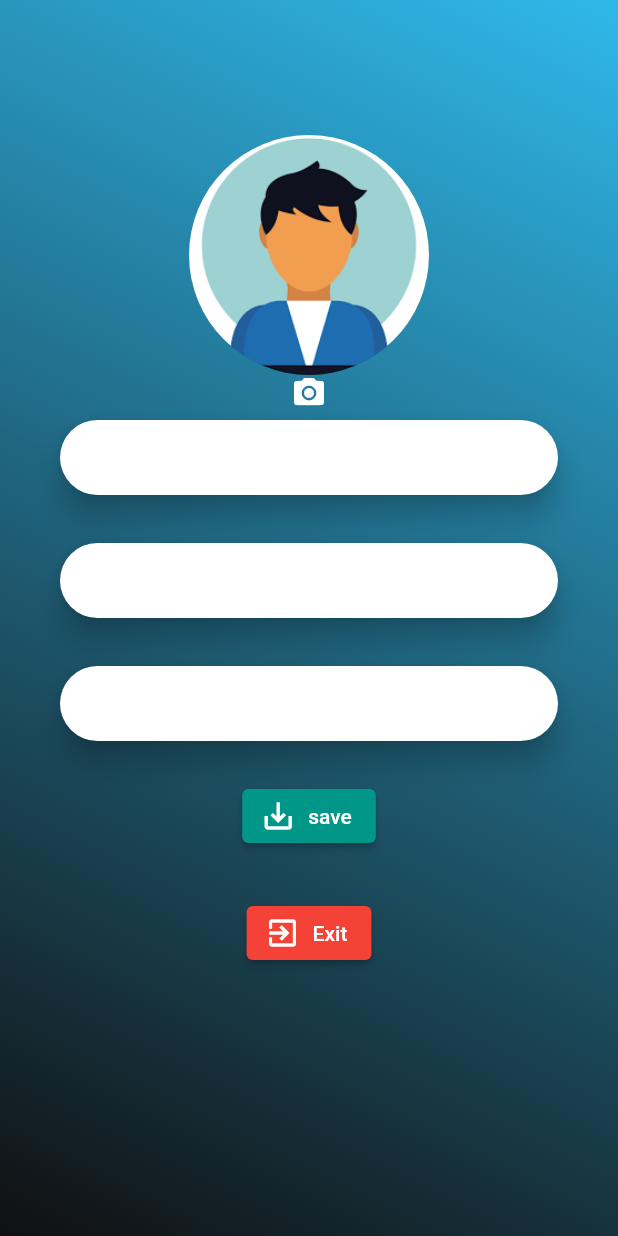
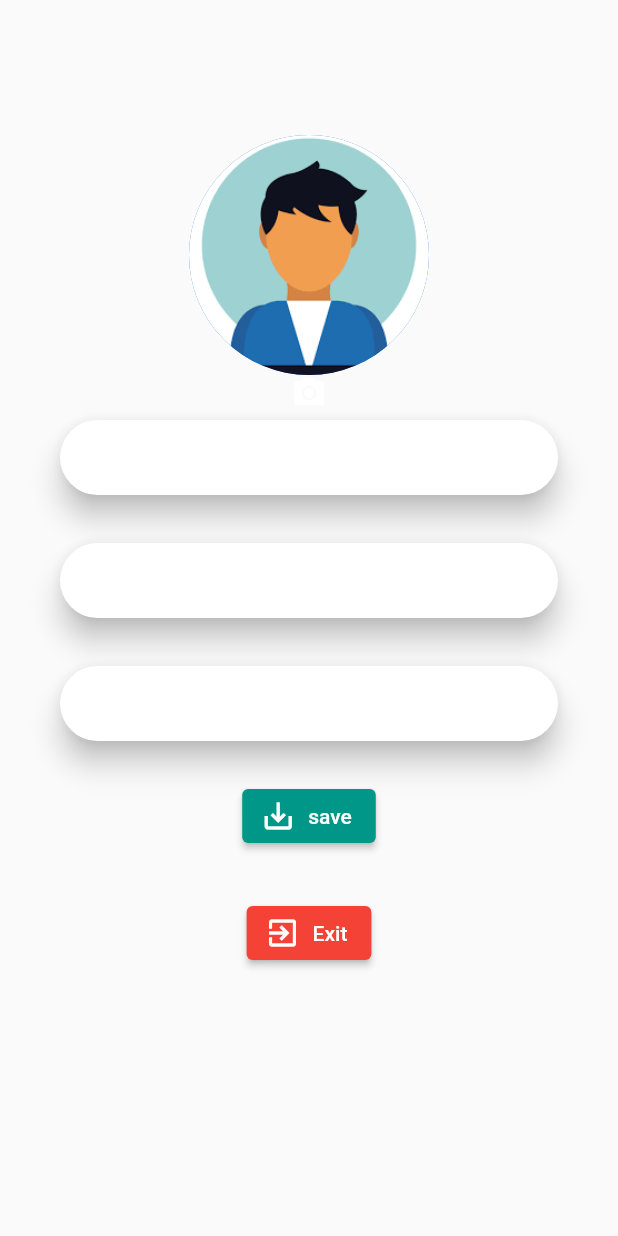
Before and after one commit to ayyubivh/student_database, a Flutter app: the ScreenDetails screen opened directly with empty values, after a tap on the "edit" icon, on a phone screen of 412 x 824 dp. Run offline on Flutter 3.47's test engine with Material 2 defaults, Android fonts, the phone set to English and light mode, and no system bars; our stand-ins replace hive, hive_flutter, image_picker; accounts and stored records are empty; Roboto replaces fonts that are missing (Montserrat); project files that could hold a hidden picture were left out.

Commit message:
ui changed

```diff
--- a/lib/main.dart
+++ b/lib/main.dart
@@ -20,7 +20,7 @@ class MyApp extends StatelessWidget {
   Widget build(BuildContext context) {
     return MaterialApp(
       debugShowCheckedModeBanner: false,
-      theme: ThemeData(primarySwatch: Colors.teal, fontFamily: 'Montserrat'),
+      theme: ThemeData(primarySwatch: Colors.blue, fontFamily: 'Montserrat'),
       home: const ScreenHome(),
     );
   }
--- a/lib/screen/home/widgets/edit.dart
+++ b/lib/screen/home/widgets/edit.dart
@@ -106,19 +106,7 @@ class _EditPage extends State<EditPage> {
   );
   @override
   Widget build(BuildContext context) {
-    return Container(
-      decoration: const BoxDecoration(
-        //   borderRadius: BorderRadius.circular(15),
-        gradient: LinearGradient(
-          begin: Alignment.bottomLeft,
-          end: Alignment.topRight,
-          colors: [
-            Color.fromARGB(255, 16, 16, 17),
-            Color.fromARGB(255, 47, 184, 234)
-          ],
-        ),
-      ),
-      child: Padding(
+    return Padding(
       padding: const EdgeInsets.all(10.0),
       child: Column(
         children: [
@@ -130,8 +118,7 @@ class _EditPage extends State<EditPage> {
             ],
           ),
           textform(
-                mycontroller: _nameController,
-                hintname: widget.passValue1.name),
+              mycontroller: _nameController, hintname: widget.passValue1.name),
           divider,
           textform(
               mycontroller: _ageController, hintname: widget.passValue1.age),
@@ -159,7 +146,6 @@ class _EditPage extends State<EditPage> {
             onpress: () => Navigator.pop(context),
           )
         ],
-        ),
       ),
     );
   }
--- a/lib/screen/home/widgets/screen_details.dart
+++ b/lib/screen/home/widgets/screen_details.dart
@@ -19,7 +19,7 @@ class ScreenDetails extends StatelessWidget {
   Widget text({required String myname}) {
     return Text(
       myname,
-      style: const TextStyle(fontSize: 25, fontWeight: FontWeight.w500),
+      style: const TextStyle(fontSize: 23, fontWeight: FontWeight.w400),
     );
   }
 
@@ -30,16 +30,7 @@ class ScreenDetails extends StatelessWidget {
   Widget build(BuildContext context) {
     return Scaffold(
       appBar: AppBar(
-        flexibleSpace: Container(
-          decoration: const BoxDecoration(
-            gradient: LinearGradient(
-              colors: [
-                Color.fromARGB(255, 16, 16, 17),
-                Color.fromARGB(255, 47, 184, 234)
-              ],
-            ),
-          ),
-        ),
+        backgroundColor: Colors.black,
         title: const Text('Details'),
       ),
       body: Form(
@@ -67,6 +58,7 @@ class ScreenDetails extends StatelessWidget {
         ),
       ),
       floatingActionButton: FloatingActionButton(
+        backgroundColor: Colors.black,
         onPressed: () {
           _showForm(context, passvalue, passindex);
         },
```
Also changed, not shown: lib/screen/home/widgets/add_students_widget.dart (+13 -13 lines), lib/screen/home/widgets/list_student_widget.dart (+12 -10 lines), lib/screen/home/widgets/screen_home.dart (+2 -10 lines). Lines whose indentation alone changed are shown as unchanged.
